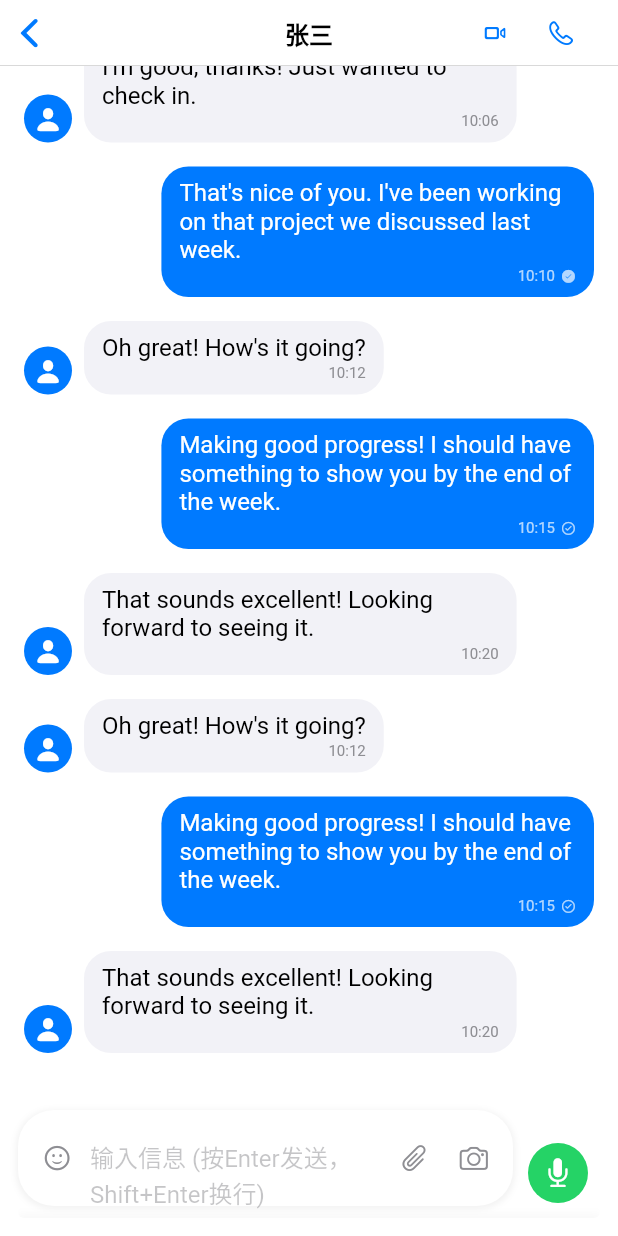
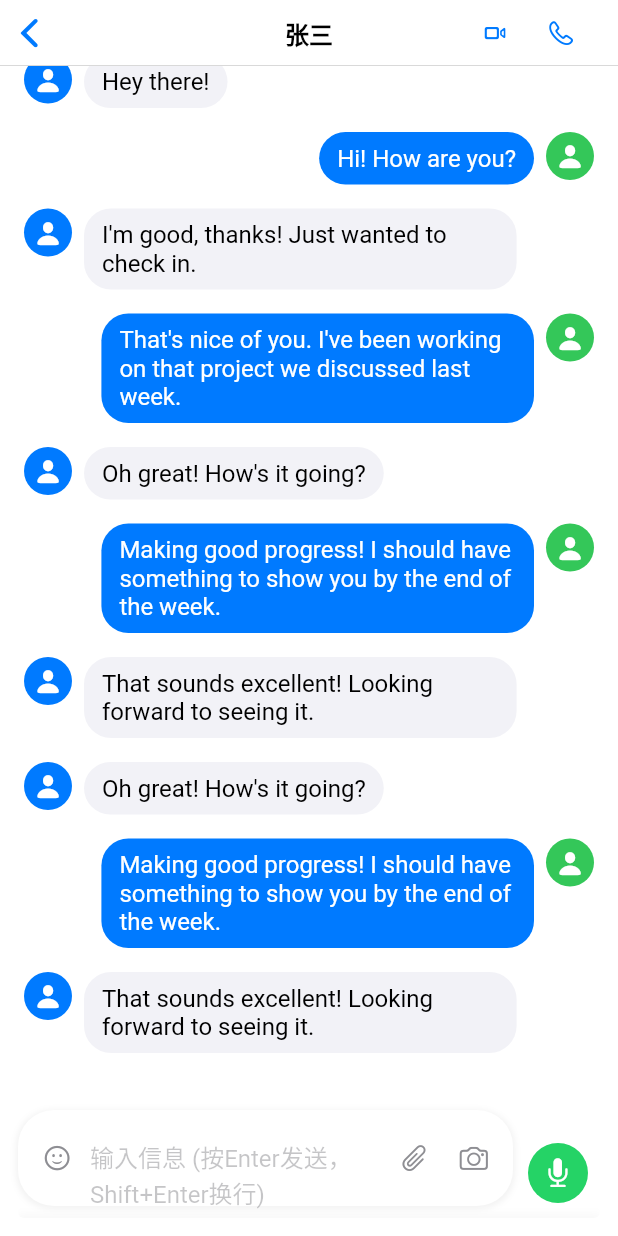
Before and after one commit to Xu-Mj/sandcat-flutter, a Flutter app: the ChatRoomPage screen opened directly with empty values, on a phone screen of 412 x 824 dp. Run offline on Flutter 3.47's test engine with Material 3 defaults, Android fonts, the light colour scheme and no system bars; our stand-ins replace dio, drift, flutter_riverpod, flutter_secure_storage, freezed_annotation, get_it and 4 more; missing offline and left inert: window_manager; accounts and stored records are empty; generated files the repository leaves out were written again; Roboto replaces fonts that are missing (SF Pro).

Commit message:
feat: adjust message item

```diff
--- a/lib/features/chat/presentation/widgets/chat_message_item.dart
+++ b/lib/features/chat/presentation/widgets/chat_message_item.dart
@@ -1,5 +1,6 @@
 import 'package:flutter/cupertino.dart';
 import 'package:flutter/services.dart';
+import 'package:flutter/gestures.dart';
 import 'package:im_flutter/features/utils/responsive_layout.dart';
 
 /// 聊天消息组件
@@ -32,47 +33,47 @@
   /// 菜单层
   OverlayEntry? _menuOverlay;
 
+  /// 是否显示消息详情（时间等）
+  bool _showMessageDetails = false;
+
   /// 显示自定义气泡菜单
   void _showCustomBubbleMenu(BuildContext context, Offset position) {
     // 确保之前的菜单被移除
     _hideMenu();
-    final isDesktop = ResponsiveLayout.isDesktop(context);
 
-    // 创建新的菜单覆盖层
+    // 创建新的菜单覆盖层 - 只包含菜单本身，不包含全屏遮挡层
     _menuOverlay = OverlayEntry(
-      builder: (context) => Stack(
-        children: [
-          // 透明全屏层，用于检测点击外部关闭菜单
-          Positioned.fill(
-            child: GestureDetector(
-              onTap: _hideMenu,
-              onSecondaryTapDown: isDesktop
-                  ? (details) =>
-                      _showCustomBubbleMenu(context, details.globalPosition)
-                  : null,
-              behavior: HitTestBehavior.opaque,
-              child: Container(
-                color: CupertinoColors.black.withValues(alpha: 0.01),
-              ),
-            ),
-          ),
-
-          // 菜单本身
-          Positioned(
+      builder: (context) => Positioned(
         left: position.dx - 100, // 调整菜单位置
         top: position.dy - 50, // 调整菜单位置
         child: _buildCustomMenuBubble(widget.message['senderId'] == 'me'),
-          ),
-        ],
       ),
     );
 
     // 将菜单添加到Overlay
     Overlay.of(context).insert(_menuOverlay!);
 
+    // 添加一个事件监听器，用于监听点击事件
+    // 延迟添加监听，避免当前点击立即触发关闭
+    Future.delayed(const Duration(milliseconds: 50), () {
+      // 添加一个一次性点击监听，任何地方点击都会触发关闭菜单
+      GestureBinding.instance.pointerRouter.addGlobalRoute(_handleGlobalTap);
+    });
+
     setState(() {
       _isMenuVisible = true;
     });
+  }
+
+  /// 处理全局点击事件
+  void _handleGlobalTap(PointerEvent event) {
+    // 如果是点击事件且菜单已显示，则隐藏菜单
+    if (event is PointerDownEvent && _isMenuVisible) {
+      // 移除全局监听器
+      GestureBinding.instance.pointerRouter.removeGlobalRoute(_handleGlobalTap);
+      // 如果点击不在菜单区域内则关闭菜单
+      _hideMenu();
+    }
   }
 
   /// 隐藏菜单
@@ -149,40 +150,137 @@
 
   @override
   void dispose() {
+    // 确保在组件销毁时移除全局监听器
+    if (_isMenuVisible) {
+      GestureBinding.instance.pointerRouter.removeGlobalRoute(_handleGlobalTap);
+    }
     _hideMenu();
     super.dispose();
   }
 
   @override
   Widget build(BuildContext context) {
+    final isDesktop = ResponsiveLayout.isDesktop(context);
     final isMe = widget.message['senderId'] == 'me';
-    final isDesktop = ResponsiveLayout.isDesktop(context);
 
-    // 定义菜单触发方法
-    void showMenuAtPosition(Offset position) {
-      _showCustomBubbleMenu(context, position);
-    }
+    return Padding(
+      padding: const EdgeInsets.only(bottom: 16.0),
+      child: MouseRegion(
+        onEnter: isDesktop
+            ? (_) => setState(() => _showMessageDetails = true)
+            : null,
+        onExit: isDesktop
+            ? (_) => setState(() => _showMessageDetails = false)
+            : null,
+        child: GestureDetector(
+          onTap: !isDesktop
+              ? () => setState(() => _showMessageDetails = !_showMessageDetails)
+              : null,
+          behavior: HitTestBehavior.translucent,
+          child: Row(
+            mainAxisAlignment:
+                isMe ? MainAxisAlignment.end : MainAxisAlignment.start,
+            crossAxisAlignment: CrossAxisAlignment.start, // 顶部对齐
+            children: [
+              // 发件人头像 - 对方消息时显示在左侧
+              if (!isMe) _buildAvatar(),
 
-    return GestureDetector(
-      onTap: () => widget.onAction?.call('tap', widget.message),
-
-      // 长按触发菜单 - 所有平台都注册，但移动端会优先响应
+              // 消息气泡主体
+              Padding(
+                padding: const EdgeInsets.symmetric(horizontal: 8.0),
+                child: Container(
+                  constraints: BoxConstraints(
+                    maxWidth: MediaQuery.of(context).size.width * 0.7,
+                  ),
+                  padding: const EdgeInsets.symmetric(
+                    horizontal: 12.0,
+                    vertical: 8.0,
+                  ),
+                  decoration: BoxDecoration(
+                    color: isMe
+                        ? CupertinoColors.systemBlue
+                        : CupertinoColors.systemGrey6,
+                    borderRadius: BorderRadius.circular(18.0),
+                  ),
+                  child: Stack(
+                    children: [
+                      // 消息内容
+                      GestureDetector(
+                        // 处理消息菜单操作
                         onLongPressStart: (details) {
                           if (!isDesktop) {
                             // 移动端使用长按
-          showMenuAtPosition(details.globalPosition);
+                            _showCustomBubbleMenu(
+                                context, details.globalPosition);
                           }
                         },
-
-      // 右键触发菜单 - 所有平台都注册，但桌面端会优先响应
                         onSecondaryTapDown: (details) {
                           if (isDesktop) {
                             // 桌面端使用右键
-          showMenuAtPosition(details.globalPosition);
+                            _showCustomBubbleMenu(
+                                context, details.globalPosition);
                           }
                         },
+                        child: Text(
+                          widget.message['content'],
+                          style: TextStyle(
+                            color: isMe
+                                ? CupertinoColors.white
+                                : CupertinoColors.black,
+                          ),
+                        ),
+                      ),
 
-      child: _buildMessageContent(isMe),
+                      // 时间和状态 - 绝对定位，根据hover状态或点击状态决定是否显示
+                      if (_showMessageDetails)
+                        Positioned(
+                          right: 0,
+                          bottom: -16, // 位于文本下方，不占用消息区域
+                          child: Row(
+                            mainAxisSize: MainAxisSize.min,
+                            children: [
+                              Flexible(
+                                child: Text(
+                                  widget.formatTimeFunc(
+                                      widget.message['timestamp']),
+                                  style: TextStyle(
+                                    fontSize: 10,
+                                    color: isMe
+                                        ? CupertinoColors.white.withOpacity(0.7)
+                                        : CupertinoColors.systemGrey,
+                                  ),
+                                  overflow: TextOverflow.ellipsis,
+                                ),
+                              ),
+                              if (isMe) ...[
+                                const SizedBox(width: 4),
+                                Icon(
+                                  widget.message['status'] == 'read'
+                                      ? CupertinoIcons.checkmark_alt_circle_fill
+                                      : widget.message['status'] == 'delivered'
+                                          ? CupertinoIcons.checkmark_alt_circle
+                                          : widget.message['status'] == 'sent'
+                                              ? CupertinoIcons.checkmark_circle
+                                              : CupertinoIcons.clock,
+                                  size: 10,
+                                  color: CupertinoColors.white
+                                      .withValues(alpha: 0.7),
+                                ),
+                              ],
+                            ],
+                          ),
+                        ),
+                    ],
+                  ),
+                ),
+              ),
+
+              // 发件人头像 - 自己的消息时显示在右侧
+              if (isMe) _buildAvatar(isMe: true),
+            ],
+          ),
+        ),
+      ),
     );
   }
 
@@ -221,13 +319,6 @@
             text: '回复',
             onTap: () => _handleMenuAction('reply'),
           ),
-          if (isMe) ...[
-            _buildDivider(),
-            _buildMenuItem(
-              icon: CupertinoIcons.pencil,
-              text: '编辑',
-              onTap: () => _handleMenuAction('edit'),
-            ),
           _buildDivider(),
           _buildMenuItem(
             icon: CupertinoIcons.delete,
@@ -235,7 +326,6 @@
             onTap: () => _handleMenuAction('delete'),
             isDestructive: true,
           ),
-          ],
         ],
       ),
     );
@@ -315,95 +405,20 @@
     );
   }
 
-  Widget _buildMessageContent(bool isMe) {
-    return Padding(
-      padding: const EdgeInsets.only(bottom: 16.0),
-      child: Row(
-        mainAxisAlignment:
-            isMe ? MainAxisAlignment.end : MainAxisAlignment.start,
-        crossAxisAlignment: CrossAxisAlignment.end,
-        children: [
-          if (!isMe)
-            Container(
+  /// 构建头像组件
+  Widget _buildAvatar({bool isMe = false}) {
+    return Container(
       width: 32,
       height: 32,
-              margin: const EdgeInsets.only(right: 8.0),
-              decoration: const BoxDecoration(
+      decoration: BoxDecoration(
         shape: BoxShape.circle,
-                color: CupertinoColors.systemBlue,
+        color: isMe ? CupertinoColors.activeGreen : CupertinoColors.systemBlue,
       ),
       child: const Icon(
         CupertinoIcons.person_fill,
         color: CupertinoColors.white,
         size: 20,
       ),
-            ),
-
-          // 消息气泡
-          Container(
-            constraints: BoxConstraints(
-              maxWidth: MediaQuery.of(context).size.width * 0.7,
-            ),
-            padding: const EdgeInsets.symmetric(
-              horizontal: 12.0,
-              vertical: 8.0,
-            ),
-            decoration: BoxDecoration(
-              color: isMe
-                  ? CupertinoColors.systemBlue
-                  : CupertinoColors.systemGrey6,
-              borderRadius: BorderRadius.circular(18.0),
-            ),
-            child: Column(
-              crossAxisAlignment: CrossAxisAlignment.end,
-              children: [
-                // 消息内容
-                Text(
-                  widget.message['content'],
-                  style: TextStyle(
-                    color: isMe ? CupertinoColors.white : CupertinoColors.black,
-                  ),
-                ),
-
-                const SizedBox(height: 2),
-
-                // 时间和状态
-                Row(
-                  mainAxisSize: MainAxisSize.min,
-                  children: [
-                    Flexible(
-                      child: Text(
-                        widget.formatTimeFunc(widget.message['timestamp']),
-                        style: TextStyle(
-                          fontSize: 10,
-                          color: isMe
-                              ? CupertinoColors.white.withValues(alpha: 0.7)
-                              : CupertinoColors.systemGrey,
-                        ),
-                        overflow: TextOverflow.ellipsis,
-                      ),
-                    ),
-                    if (isMe) ...[
-                      const SizedBox(width: 4),
-                      Icon(
-                        widget.message['status'] == 'read'
-                            ? CupertinoIcons.checkmark_alt_circle_fill
-                            : widget.message['status'] == 'delivered'
-                                ? CupertinoIcons.checkmark_alt_circle
-                                : widget.message['status'] == 'sent'
-                                    ? CupertinoIcons.checkmark_circle
-                                    : CupertinoIcons.clock,
-                        size: 10,
-                        color: CupertinoColors.white.withValues(alpha: 0.7),
-                      ),
-                    ],
-                  ],
-                ),
-              ],
-            ),
-          ),
-        ],
-      ),
     );
   }
 }
```
Lines whose indentation alone changed are shown as unchanged.
